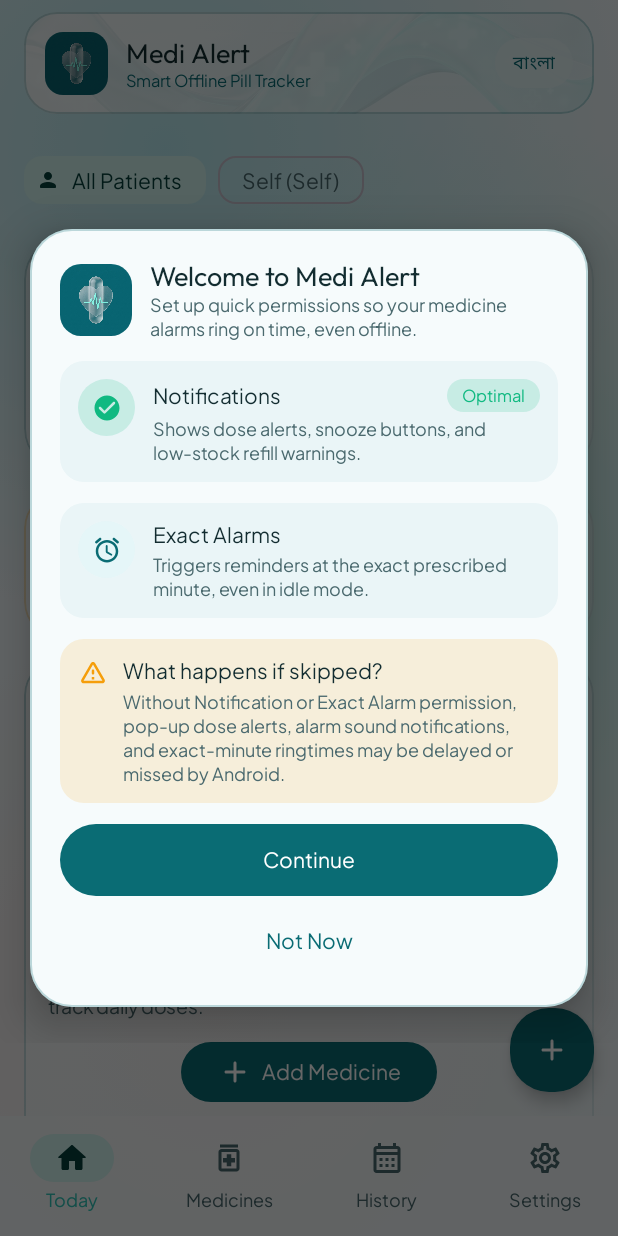
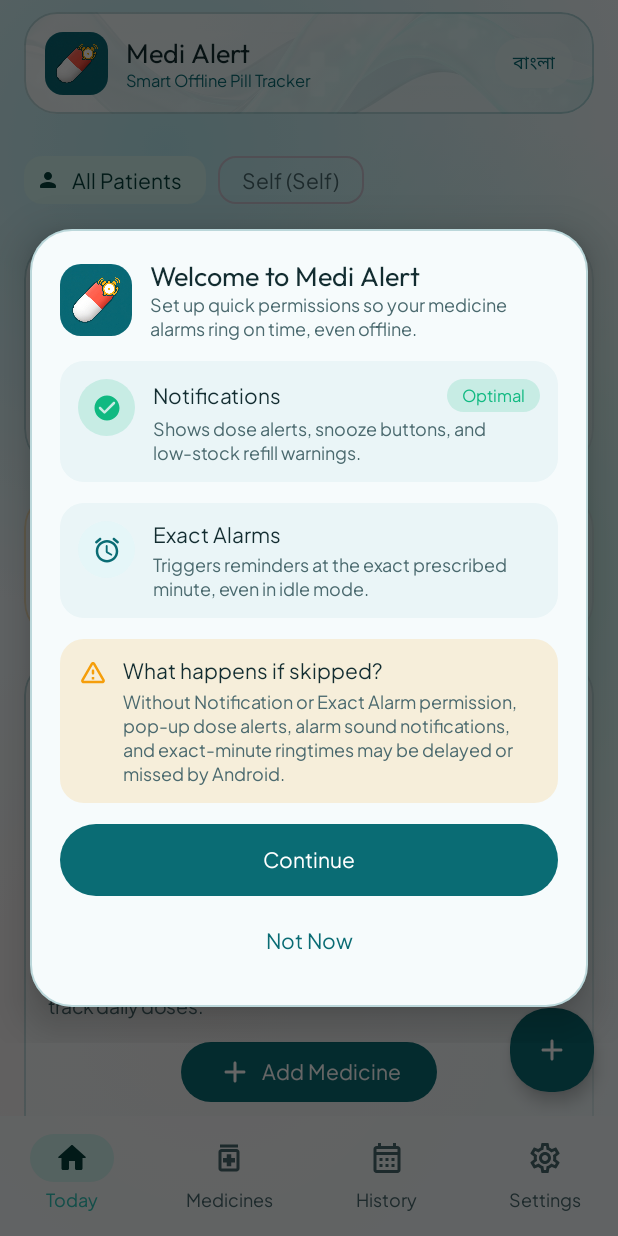
Before and after one commit to Salimbd71/Medi_Alert, an Android app built with Jetpack Compose: the screen it shows after launch (MainActivity), on a phone screen of 412 x 824 dp. Run offline under Robolectric (Android 15) with nearby library versions, the phone set to English and light mode, and no system bars; our stand-ins replace Room's generated code.

Commit message:
style: update app icon and brand color

```diff
--- a/app/src/main/java/com/example/alarm/NotificationHelper.kt
+++ b/app/src/main/java/com/example/alarm/NotificationHelper.kt
@@ -163,7 +163,7 @@ object NotificationHelper {
         }
 
         return NotificationCompat.Builder(context, CHANNEL_SERVICE_ID)
-            .setSmallIcon(R.drawable.ic_launcher_foreground)
+            .setSmallIcon(R.drawable.ic_stat_medi_alert)
             .setContentTitle(title)
             .setContentText(body)
             .setStyle(NotificationCompat.BigTextStyle().bigText(body))
@@ -240,7 +240,7 @@ object NotificationHelper {
         }
 
         val notification = NotificationCompat.Builder(context, CHANNEL_ALERTS_ID)
-            .setSmallIcon(R.drawable.ic_launcher_foreground)
+            .setSmallIcon(R.drawable.ic_stat_medi_alert)
             .setContentTitle(title)
             .setContentText(body)
             .setStyle(NotificationCompat.BigTextStyle().bigText(body))
@@ -285,7 +285,7 @@ object NotificationHelper {
         }
 
         val notification = NotificationCompat.Builder(context, CHANNEL_ALERTS_ID)
-            .setSmallIcon(R.drawable.ic_launcher_foreground)
+            .setSmallIcon(R.drawable.ic_stat_medi_alert)
             .setContentTitle(title)
             .setContentText(body)
             .setStyle(NotificationCompat.BigTextStyle().bigText(body))
--- a/app/src/main/res/drawable/ic_launcher_background.xml
+++ b/app/src/main/res/drawable/ic_launcher_background.xml
@@ -1,5 +1,5 @@
 <?xml version="1.0" encoding="utf-8"?>
 <shape xmlns:android="http://schemas.android.com/apk/res/android"
     android:shape="rectangle">
-    <solid android:color="#0A6C74" />
+    <solid android:color="#086874" />
 </shape>
--- /dev/null
+++ b/app/src/main/res/drawable/ic_stat_medi_alert.xml
@@ -0,0 +1,11 @@
+<?xml version="1.0" encoding="utf-8"?>
+<vector xmlns:android="http://schemas.android.com/apk/res/android"
+    android:width="24dp"
+    android:height="24dp"
+    android:viewportWidth="24"
+    android:viewportHeight="24">
+    <!-- Alarm bell / capsule silhouette for Android status bar small icon -->
+    <path
+        android:fillColor="#FFFFFF"
+        android:pathData="M12,2C10.9,2 10,2.9 10,4V4.29C7.12,5.14 5,7.82 5,11V16L3,18V19H21V18L19,16V11C19,7.82 16.88,5.14 14,4.29V4C14,2.9 13.1,2 12,2ZM12,22C13.1,22 14,21.1 14,20H10C10,21.1 10.9,22 12,22ZM14.65,9.35C15.63,10.33 15.63,11.91 14.65,12.89L11.89,15.65C10.91,16.63 9.33,16.63 8.35,15.65C7.37,14.67 7.37,13.09 8.35,12.11L11.11,9.35C12.09,8.37 13.67,8.37 14.65,9.35ZM10.05,12.52L9.41,13.17C9.02,13.56 9.02,14.19 9.41,14.59C9.8,14.98 10.43,14.98 10.83,14.59L11.47,13.94L10.05,12.52Z" />
+</vector>
```
Also changed, not shown: app/src/main/res/drawable/ic_medi_alert_fg.png, app/src/main/res/mipmap-hdpi/ic_launcher.png, app/src/main/res/mipmap-hdpi/ic_launcher_round.png, app/src/main/res/mipmap-mdpi/ic_launcher.png, app/src/main/res/mipmap-mdpi/ic_launcher_round.png, app/src/main/res/mipmap-xhdpi/ic_launcher.png, app/src/main/res/mipmap-xhdpi/ic_launcher_round.png, app/src/main/res/mipmap-xxhdpi/ic_launcher.png, app/src/main/res/mipmap-xxhdpi/ic_launcher_round.png, app/src/main/res/mipmap-xxxhdpi/ic_launcher.png, app/src/main/res/mipmap-xxxhdpi/ic_launcher_round.png.
